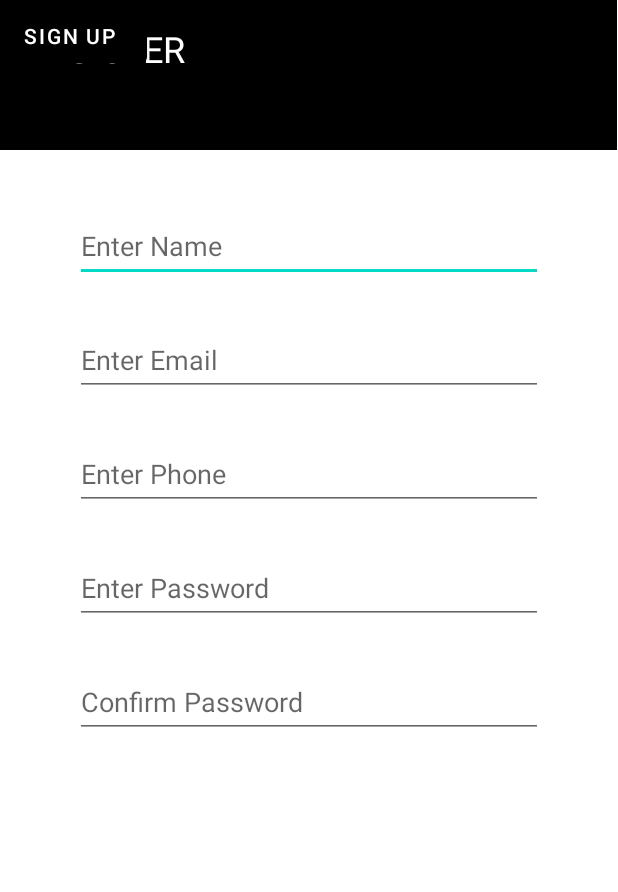
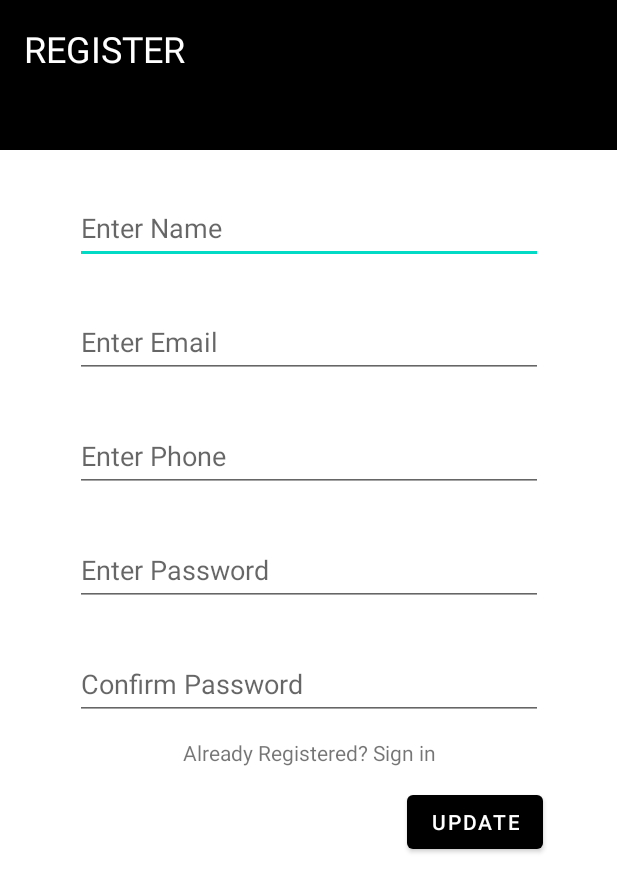
Before and after one commit to senaraperera/Salon_Appointment_System, an Android app: the layout activity_customer_registration.xml on its own in the app's theme, with its tools: preview values and no code run, on a phone screen of 412 x 824 dp. Shown: the top 892 px of the screen. Run offline under Robolectric (Android 15) with nearby library versions, the light colour scheme and no system bars.

Commit message:
added activities

```diff
--- a/app/src/main/res/layout/activity_customer_edit_profile.xml
+++ b/app/src/main/res/layout/activity_customer_edit_profile.xml
@@ -17,6 +17,7 @@
         android:hint="@string/regPhone"
         android:inputType="textPersonName"
         android:minHeight="48dp"
+        android:text="0727294188"
         app:layout_constraintEnd_toEndOf="parent"
         app:layout_constraintHorizontal_bias="1.0"
         app:layout_constraintStart_toStartOf="parent"
@@ -33,6 +34,7 @@
         android:hint="@string/regPass"
         android:inputType="textPassword"
         android:minHeight="48dp"
+        android:text="1234656885"
         app:layout_constraintEnd_toEndOf="parent"
         app:layout_constraintHorizontal_bias="1.0"
         app:layout_constraintStart_toStartOf="parent"
@@ -49,6 +51,7 @@
         android:hint="@string/regConPass"
         android:inputType="textPassword"
         android:minHeight="48dp"
+        android:text="1234567899"
         app:layout_constraintEnd_toEndOf="parent"
         app:layout_constraintHorizontal_bias="0.0"
         app:layout_constraintStart_toStartOf="parent"
@@ -91,6 +94,7 @@
         android:hint="@string/regEmail"
         android:inputType="textPersonName"
         android:minHeight="48dp"
+        android:text="semora@gmail.com"
         app:layout_constraintEnd_toEndOf="parent"
         app:layout_constraintHorizontal_bias="0.0"
         app:layout_constraintStart_toStartOf="parent"
--- a/app/src/main/res/layout/activity_customer_registration.xml
+++ b/app/src/main/res/layout/activity_customer_registration.xml
@@ -11,13 +11,14 @@
         android:layout_width="0dp"
         android:layout_height="wrap_content"
         android:layout_marginStart="50dp"
-        android:layout_marginTop="40dp"
+        android:layout_marginTop="28dp"
         android:layout_marginEnd="50dp"
         android:ems="10"
         android:hint="@string/regName"
         android:inputType="textPersonName"
         android:minHeight="48dp"
         app:layout_constraintEnd_toEndOf="parent"
+        app:layout_constraintHorizontal_bias="0.0"
         app:layout_constraintStart_toStartOf="parent"
         app:layout_constraintTop_toBottomOf="@+id/view" />
 
@@ -86,8 +87,8 @@
         android:layout_width="411dp"
         android:layout_height="100dp"
         android:background="#000000"
-        app:layout_constraintTop_toTopOf="parent"
-        tools:layout_editor_absoluteX="0dp" />
+        app:layout_constraintStart_toStartOf="parent"
+        app:layout_constraintTop_toTopOf="parent" />
 
     <TextView
         android:id="@+id/textView"
@@ -106,16 +107,21 @@
         android:id="@+id/button"
         android:layout_width="wrap_content"
         android:layout_height="wrap_content"
-        android:text="SIGN UP "
-        tools:layout_editor_absoluteX="263dp"
-        tools:layout_editor_absoluteY="525dp" />
+        android:layout_marginTop="44dp"
+        android:text="Update"
+        app:layout_constraintEnd_toEndOf="parent"
+        app:layout_constraintHorizontal_bias="0.845"
+        app:layout_constraintStart_toStartOf="parent"
+        app:layout_constraintTop_toBottomOf="@+id/editTextTextPassword2" />
 
     <TextView
         android:id="@+id/textView2"
         android:layout_width="wrap_content"
         android:layout_height="wrap_content"
+        android:layout_marginTop="12dp"
         android:text="Already Registered? Sign in"
-        tools:layout_editor_absoluteX="50dp"
-        tools:layout_editor_absoluteY="506dp" />
+        app:layout_constraintEnd_toEndOf="parent"
+        app:layout_constraintStart_toStartOf="parent"
+        app:layout_constraintTop_toBottomOf="@+id/editTextTextPassword2" />
 
 </androidx.constraintlayout.widget.ConstraintLayout>
```
